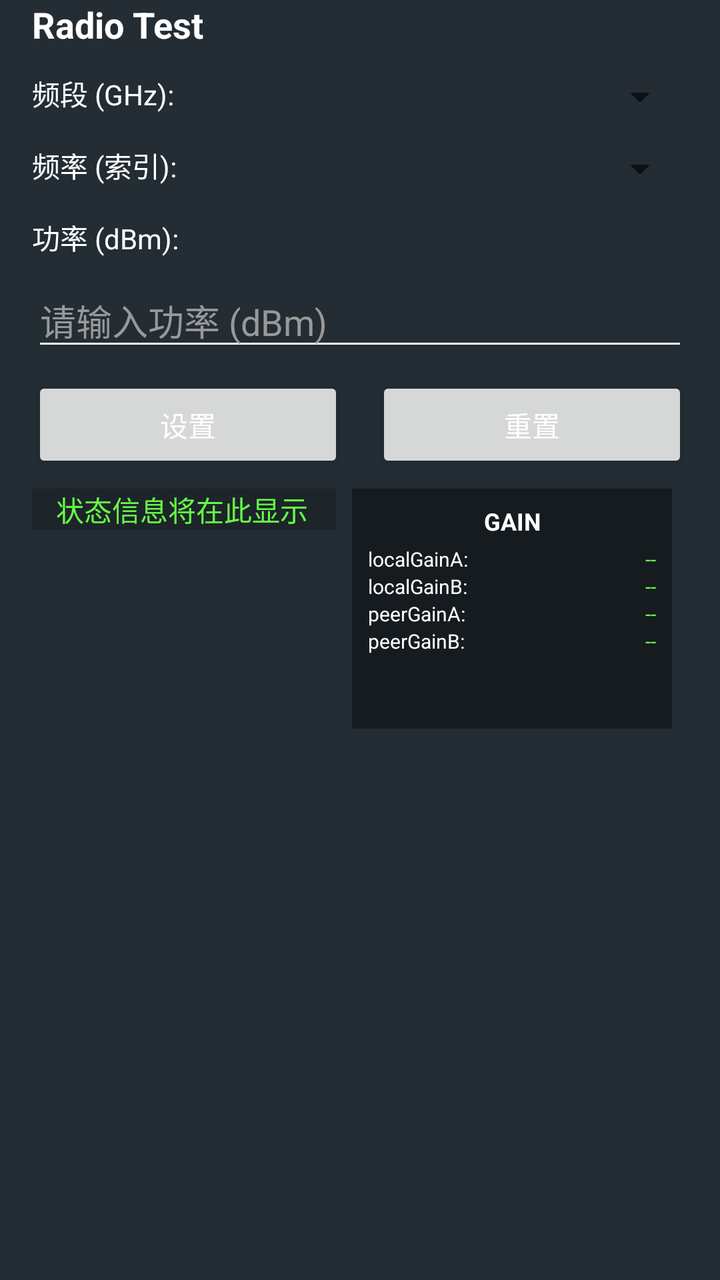
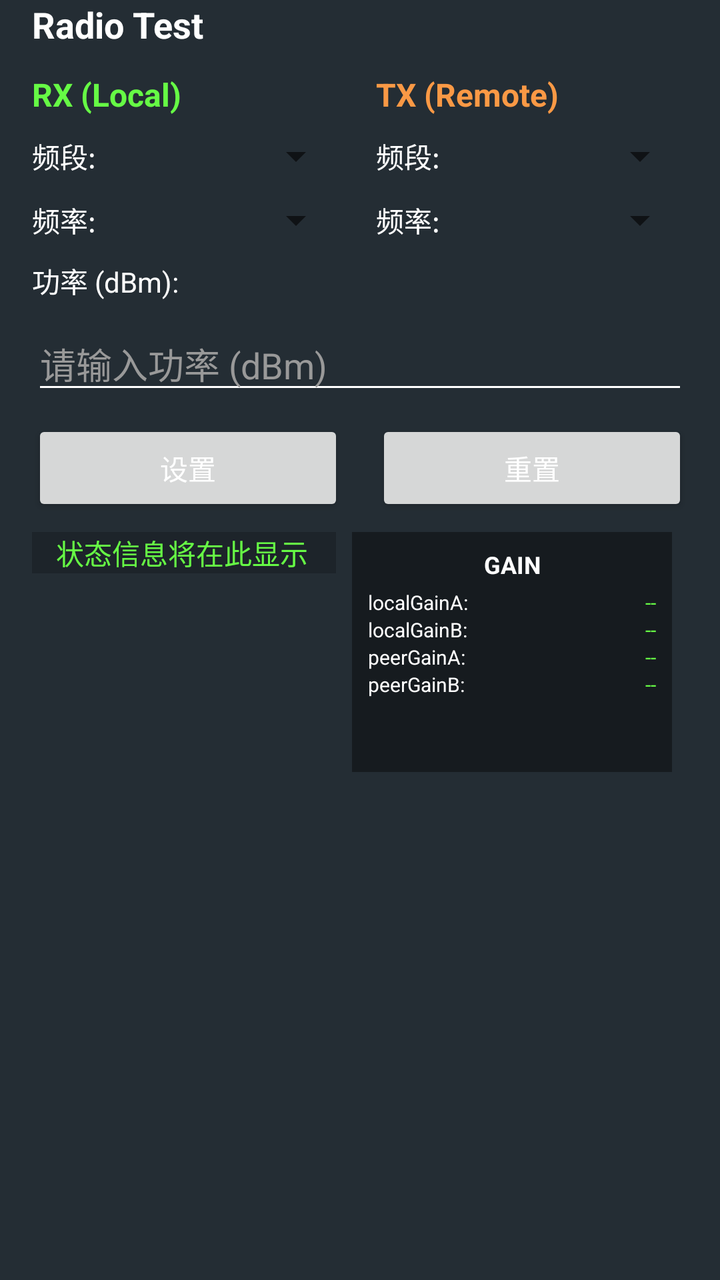

The first picture is an Android layout as it rendered before a commit; the second is the same layout after the commit. The layout source and the unified diff follow.
<!-- AndroidManifest.xml: application theme Theme.CoolDemo -->
<!-- res/layout/activity_radio_test.xml -->
<?xml version="1.0" encoding="utf-8"?>
<androidx.constraintlayout.widget.ConstraintLayout xmlns:android="http://schemas.android.com/apk/res/android"
    xmlns:app="http://schemas.android.com/apk/res-auto"
    android:layout_width="match_parent"
    android:layout_height="match_parent"
    android:background="@color/background_blue"
    android:paddingHorizontal="16dp">

    <TextView
        android:id="@+id/tv_title"
        android:layout_width="wrap_content"
        android:layout_height="wrap_content"
        android:text="Radio Test"
        android:textSize="18sp"
        android:textStyle="bold"
        android:textColor="@android:color/white"
        app:layout_constraintStart_toStartOf="parent"
        app:layout_constraintTop_toTopOf="parent" />

    <TextView
        android:id="@+id/tv_band_label"
        android:layout_width="wrap_content"
        android:layout_height="wrap_content"
        android:layout_marginTop="12dp"
        android:text="频段 (GHz):"
        android:textColor="@android:color/white"
        android:textSize="14sp"
        app:layout_constraintStart_toStartOf="parent"
        app:layout_constraintTop_toBottomOf="@id/tv_title" />

    <Spinner
        android:id="@+id/sp_band"
        android:layout_width="0dp"
        android:layout_height="wrap_content"
        android:layout_marginStart="16dp"
        app:layout_constraintStart_toEndOf="@id/tv_band_label"
        app:layout_constraintEnd_toEndOf="parent"
        app:layout_constraintTop_toTopOf="@id/tv_band_label" />

    <TextView
        android:id="@+id/tv_freq_label"
        android:layout_width="wrap_content"
        android:layout_height="wrap_content"
        android:layout_marginTop="12dp"
        android:text="频率 (索引):"
        android:textColor="@android:color/white"
        android:textSize="14sp"
        app:layout_constraintStart_toStartOf="parent"
        app:layout_constraintTop_toBottomOf="@id/sp_band" />

    <Spinner
        android:id="@+id/sp_frequency"
        android:layout_width="0dp"
        android:layout_height="wrap_content"
        android:layout_marginStart="16dp"
        app:layout_constraintStart_toEndOf="@id/tv_freq_label"
        app:layout_constraintEnd_toEndOf="parent"
        app:layout_constraintTop_toTopOf="@id/tv_freq_label" />

    <TextView
        android:id="@+id/tv_power_label"
        android:layout_width="wrap_content"
        android:layout_height="wrap_content"
        android:layout_marginTop="12dp"
        android:text="功率 (dBm):"
        android:textColor="@android:color/white"
        android:textSize="14sp"
        app:layout_constraintStart_toStartOf="parent"
        app:layout_constraintTop_toBottomOf="@id/sp_frequency" />

    <EditText
        android:id="@+id/et_power"
        android:layout_width="0dp"
        android:layout_height="wrap_content"
        android:layout_marginTop="8dp"
        android:hint="请输入功率 (dBm)"
        android:inputType="numberSigned"
        android:textColor="@android:color/white"
        android:textColorHint="#999999"
        android:backgroundTint="@android:color/white"
        app:layout_constraintStart_toStartOf="parent"
        app:layout_constraintEnd_toEndOf="parent"
        app:layout_constraintTop_toBottomOf="@id/tv_power_label" />

    <LinearLayout
        android:id="@+id/ll_buttons"
        android:layout_width="0dp"
        android:layout_height="wrap_content"
        android:layout_marginTop="8dp"
        android:orientation="horizontal"
        android:gravity="center"
        app:layout_constraintStart_toStartOf="parent"
        app:layout_constraintEnd_toEndOf="parent"
        app:layout_constraintTop_toBottomOf="@id/et_power">

        <Button
            android:id="@+id/btn_set"
            android:layout_width="0dp"
            android:layout_height="wrap_content"
            android:layout_weight="1"
            android:layout_marginEnd="8dp"
            android:text="设置"
            android:textColor="@android:color/white" />

        <Button
            android:id="@+id/btn_reset"
            android:layout_width="0dp"
            android:layout_height="wrap_content"
            android:layout_weight="1"
            android:layout_marginStart="8dp"
            android:text="重置"
            android:textColor="@android:color/white" />

    </LinearLayout>

    <LinearLayout
        android:id="@+id/ll_gain_display"
        android:layout_width="160dp"
        android:layout_height="120dp"
        android:layout_marginEnd="8dp"
        android:layout_marginTop="8dp"
        android:orientation="vertical"
        android:padding="8dp"
        android:background="#66000000"
        app:layout_constraintEnd_toEndOf="parent"
        app:layout_constraintTop_toBottomOf="@id/ll_buttons">

        <TextView
            android:layout_width="match_parent"
            android:layout_height="wrap_content"
            android:text="GAIN"
            android:textColor="@android:color/white"
            android:textSize="12sp"
            android:textStyle="bold"
            android:gravity="center"
            android:layout_marginBottom="4dp" />

        <LinearLayout
            android:layout_width="match_parent"
            android:layout_height="wrap_content"
            android:orientation="horizontal">

            <TextView
                android:layout_width="0dp"
                android:layout_height="wrap_content"
                android:layout_weight="1"
                android:text="localGainA:"
                android:textColor="@android:color/white"
                android:textSize="10sp" />

            <TextView
                android:id="@+id/tv_local_gain_a"
                android:layout_width="0dp"
                android:layout_height="wrap_content"
                android:layout_weight="1"
                android:text="--"
                android:textColor="#FF66FA45"
                android:textSize="10sp"
                android:gravity="end" />

        </LinearLayout>

        <LinearLayout
            android:layout_width="match_parent"
            android:layout_height="wrap_content"
            android:orientation="horizontal">

            <TextView
                android:layout_width="0dp"
                android:layout_height="wrap_content"
                android:layout_weight="1"
                android:text="localGainB:"
                android:textColor="@android:color/white"
                android:textSize="10sp" />

            <TextView
                android:id="@+id/tv_local_gain_b"
                android:layout_width="0dp"
                android:layout_height="wrap_content"
                android:layout_weight="1"
                android:text="--"
                android:textColor="#FF66FA45"
                android:textSize="10sp"
                android:gravity="end" />

        </LinearLayout>

        <LinearLayout
            android:layout_width="match_parent"
            android:layout_height="wrap_content"
            android:orientation="horizontal">

            <TextView
                android:layout_width="0dp"
                android:layout_height="wrap_content"
                android:layout_weight="1"
                android:text="peerGainA:"
                android:textColor="@android:color/white"
                android:textSize="10sp" />

            <TextView
                android:id="@+id/tv_peer_gain_a"
                android:layout_width="0dp"
                android:layout_height="wrap_content"
                android:layout_weight="1"
                android:text="--"
                android:textColor="#FF66FA45"
                android:textSize="10sp"
                android:gravity="end" />

        </LinearLayout>

        <LinearLayout
            android:layout_width="match_parent"
            android:layout_height="wrap_content"
            android:orientation="horizontal">

            <TextView
                android:layout_width="0dp"
                android:layout_height="wrap_content"
                android:layout_weight="1"
                android:text="peerGainB:"
                android:textColor="@android:color/white"
                android:textSize="10sp" />

            <TextView
                android:id="@+id/tv_peer_gain_b"
                android:layout_width="0dp"
                android:layout_height="wrap_content"
                android:layout_weight="1"
                android:text="--"
                android:textColor="#FF66FA45"
                android:textSize="10sp"
                android:gravity="end" />

        </LinearLayout>

    </LinearLayout>

    <ScrollView
        android:id="@+id/sv_status"
        android:layout_width="0dp"
        android:layout_height="0dp"
        android:layout_marginTop="8dp"
        android:layout_marginEnd="8dp"
        app:layout_constraintStart_toStartOf="parent"
        app:layout_constraintEnd_toStartOf="@id/ll_gain_display"
        app:layout_constraintTop_toBottomOf="@id/ll_buttons"
        app:layout_constraintBottom_toBottomOf="parent">

        <TextView
            android:id="@+id/tv_status"
            android:layout_width="match_parent"
            android:layout_height="wrap_content"
            android:paddingHorizontal="12dp"
            android:background="#33000000"
            android:textColor="#FF66FA45"
            android:textSize="14sp"
            android:text="状态信息将在此显示" />

    </ScrollView>

</androidx.constraintlayout.widget.ConstraintLayout>
<!-- resources referenced by this layout -->
<resources>
  <color name="background_blue">#242d34</color>
  <style name="Theme.CoolDemo" parent="Theme.AppCompat.Light.NoActionBar">
          <item name="android:windowBackground">@color/background_blue</item>
          <item name="colorPrimary">@color/colorPrimary</item>
          <item name="colorPrimaryDark">@color/colorPrimaryDark</item>
          <item name="colorAccent">@color/colorAccent</item>
          <item name="android:windowFullscreen">true</item>
      </style>
  <color name="colorPrimary">#3F51B5</color>
  <color name="colorPrimaryDark">#303F9F</color>
  <color name="colorAccent">#FF4081</color>
</resources>

<!-- the commit's change to res/layout/activity_radio_test.xml (unified diff, before → after) -->
@@ -17,56 +17,159 @@
         app:layout_constraintStart_toStartOf="parent"
         app:layout_constraintTop_toTopOf="parent" />
 
-    <TextView
-        android:id="@+id/tv_band_label"
-        android:layout_width="wrap_content"
+    
+    <LinearLayout
+        android:id="@+id/ll_rx_tx_container"
+        android:layout_width="0dp"
         android:layout_height="wrap_content"
         android:layout_marginTop="12dp"
-        android:text="频段 (GHz):"
-        android:textColor="@android:color/white"
-        android:textSize="14sp"
-        app:layout_constraintStart_toStartOf="parent"
-        app:layout_constraintTop_toBottomOf="@id/tv_title" />
-
-    <Spinner
-        android:id="@+id/sp_band"
-        android:layout_width="0dp"
-        android:layout_height="wrap_content"
-        android:layout_marginStart="16dp"
-        app:layout_constraintStart_toEndOf="@id/tv_band_label"
+        android:orientation="horizontal"
+        app:layout_constraintStart_toStartOf="parent"
         app:layout_constraintEnd_toEndOf="parent"
-        app:layout_constraintTop_toTopOf="@id/tv_band_label" />
-
-    <TextView
-        android:id="@+id/tv_freq_label"
-        android:layout_width="wrap_content"
-        android:layout_height="wrap_content"
-        android:layout_marginTop="12dp"
-        android:text="频率 (索引):"
-        android:textColor="@android:color/white"
-        android:textSize="14sp"
-        app:layout_constraintStart_toStartOf="parent"
-        app:layout_constraintTop_toBottomOf="@id/sp_band" />
-
-    <Spinner
-        android:id="@+id/sp_frequency"
-        android:layout_width="0dp"
-        android:layout_height="wrap_content"
-        android:layout_marginStart="16dp"
-        app:layout_constraintStart_toEndOf="@id/tv_freq_label"
-        app:layout_constraintEnd_toEndOf="parent"
-        app:layout_constraintTop_toTopOf="@id/tv_freq_label" />
+        app:layout_constraintTop_toBottomOf="@id/tv_title">
+
+        
+        <LinearLayout
+            android:layout_width="0dp"
+            android:layout_height="wrap_content"
+            android:layout_weight="1"
+            android:orientation="vertical"
+            android:paddingEnd="8dp">
+
+            <TextView
+                android:id="@+id/tv_rx_title"
+                android:layout_width="wrap_content"
+                android:layout_height="wrap_content"
+                android:text="RX (Local)"
+                android:textSize="16sp"
+                android:textStyle="bold"
+                android:textColor="#FF66FA45" />
+
+            <LinearLayout
+                android:layout_width="match_parent"
+                android:layout_height="wrap_content"
+                android:layout_marginTop="8dp"
+                android:orientation="horizontal"
+                android:gravity="center_vertical">
+
+                <TextView
+                    android:layout_width="wrap_content"
+                    android:layout_height="wrap_content"
+                    android:text="频段:"
+                    android:textColor="@android:color/white"
+                    android:textSize="14sp" />
+
+                <Spinner
+                    android:id="@+id/sp_rx_band"
+                    android:layout_width="0dp"
+                    android:layout_height="wrap_content"
+                    android:layout_weight="1"
+                    android:layout_marginStart="8dp" />
+
+            </LinearLayout>
+
+            <LinearLayout
+                android:layout_width="match_parent"
+                android:layout_height="wrap_content"
+                android:layout_marginTop="8dp"
+                android:orientation="horizontal"
+                android:gravity="center_vertical">
+
+                <TextView
+                    android:layout_width="wrap_content"
+                    android:layout_height="wrap_content"
+                    android:text="频率:"
+                    android:textColor="@android:color/white"
+                    android:textSize="14sp" />
+
+                <Spinner
+                    android:id="@+id/sp_rx_frequency"
+                    android:layout_width="0dp"
+                    android:layout_height="wrap_content"
+                    android:layout_weight="1"
+                    android:layout_marginStart="8dp" />
+
+            </LinearLayout>
+
+        </LinearLayout>
+
+        
+        <LinearLayout
+            android:layout_width="0dp"
+            android:layout_height="wrap_content"
+            android:layout_weight="1"
+            android:orientation="vertical"
+            android:paddingStart="8dp">
+
+            <TextView
+                android:id="@+id/tv_tx_title"
+                android:layout_width="wrap_content"
+                android:layout_height="wrap_content"
+                android:text="TX (Remote)"
+                android:textSize="16sp"
+                android:textStyle="bold"
+                android:textColor="#FFFA9945" />
+
+            <LinearLayout
+                android:layout_width="match_parent"
+                android:layout_height="wrap_content"
+                android:layout_marginTop="8dp"
+                android:orientation="horizontal"
+                android:gravity="center_vertical">
+
+                <TextView
+                    android:layout_width="wrap_content"
+                    android:layout_height="wrap_content"
+                    android:text="频段:"
+                    android:textColor="@android:color/white"
+                    android:textSize="14sp" />
+
+                <Spinner
+                    android:id="@+id/sp_tx_band"
+                    android:layout_width="0dp"
+                    android:layout_height="wrap_content"
+                    android:layout_weight="1"
+                    android:layout_marginStart="8dp" />
+
+            </LinearLayout>
+
+            <LinearLayout
+                android:layout_width="match_parent"
+                android:layout_height="wrap_content"
+                android:layout_marginTop="8dp"
+                android:orientation="horizontal"
+                android:gravity="center_vertical">
+
+                <TextView
+                    android:layout_width="wrap_content"
+                    android:layout_height="wrap_content"
+                    android:text="频率:"
+                    android:textColor="@android:color/white"
+                    android:textSize="14sp" />
+
+                <Spinner
+                    android:id="@+id/sp_tx_frequency"
+                    android:layout_width="0dp"
+                    android:layout_height="wrap_content"
+                    android:layout_weight="1"
+                    android:layout_marginStart="8dp" />
+
+            </LinearLayout>
+
+        </LinearLayout>
+
+    </LinearLayout>
 
     <TextView
         android:id="@+id/tv_power_label"
         android:layout_width="wrap_content"
         android:layout_height="wrap_content"
-        android:layout_marginTop="12dp"
+        android:layout_marginTop="8dp"
         android:text="功率 (dBm):"
         android:textColor="@android:color/white"
         android:textSize="14sp"
         app:layout_constraintStart_toStartOf="parent"
-        app:layout_constraintTop_toBottomOf="@id/sp_frequency" />
+        app:layout_constraintTop_toBottomOf="@id/ll_rx_tx_container" />
 
     <EditText
         android:id="@+id/et_power"
